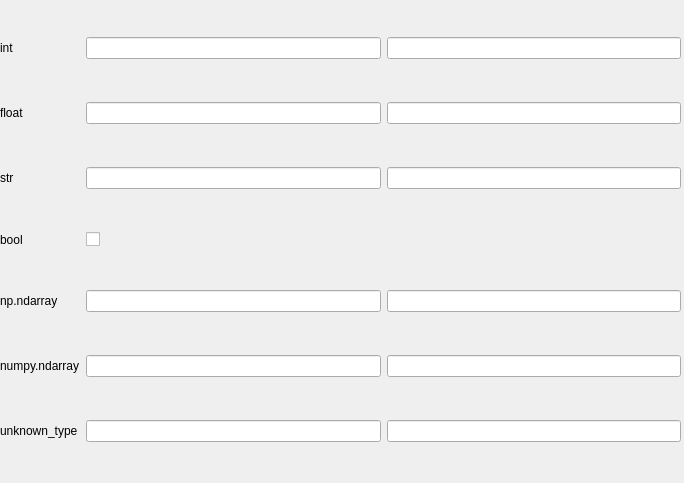
Qt form examples/local_plugin/test_value_types.ui (slaclab/pydm) before a commit.
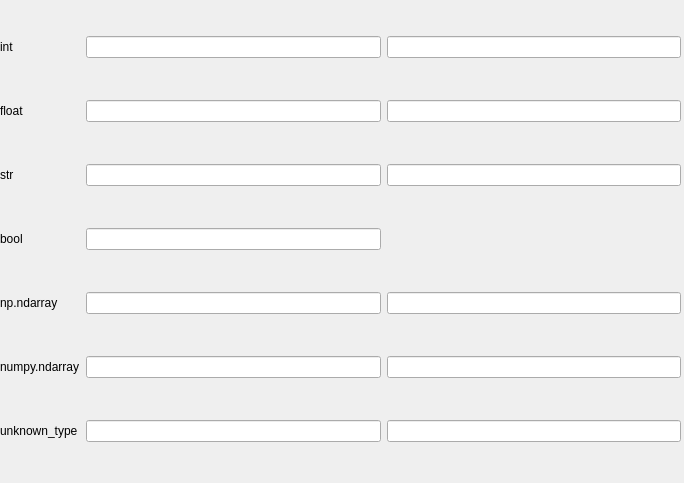
The same form after that commit. Custom widgets are drawn as their Qt base class.

```diff
--- a/examples/local_plugin/test_value_types.ui
+++ b/examples/local_plugin/test_value_types.ui
@@ -64,9 +64,6 @@
       <property name="channel" stdset="0">
        <string>loc://{&quot;name&quot;:&quot;my_string&quot;,&quot;type&quot;:&quot;str&quot;,&quot;init&quot;:&quot;Hello&quot;}</string>
       </property>
-      <property name="displayFormat" stdset="0">
-       <enum>PyDMLineEdit::String</enum>
-      </property>
      </widget>
     </item>
     <item row="6" column="0">
@@ -85,10 +82,7 @@
        <string/>
       </property>
       <property name="channel" stdset="0">
-       <string>loc://{&quot;name&quot;:&quot;my_np.ndarray&quot;,&quot;type&quot;:&quot;numpy.ndarray&quot;,&quot;init&quot;:&quot;[[1,2,3],[4,5,6]]&quot;}</string>
-      </property>
-      <property name="displayFormat" stdset="0">
-       <enum>PyDMLineEdit::Decimal</enum>
+       <string>loc://{&quot;name&quot;:&quot;my_np.ndarray&quot;,&quot;type&quot;:&quot;numpy.ndarray&quot;,&quot;init&quot;:&quot;[[1,2,3],[4,5,6]]&quot;, &quot;subtype&quot;:&quot;float&quot;}</string>
       </property>
      </widget>
     </item>
@@ -137,9 +131,6 @@
       <property name="channel" stdset="0">
        <string>loc://{&quot;name&quot;:&quot;my_float&quot;,&quot;type&quot;:&quot;float&quot;,&quot;init&quot;:&quot;7.7&quot;}</string>
       </property>
-      <property name="displayFormat" stdset="0">
-       <enum>PyDMLineEdit::Decimal</enum>
-      </property>
      </widget>
     </item>
     <item row="7" column="0">
@@ -179,9 +170,6 @@
       <property name="channel" stdset="0">
        <string>loc://{&quot;name&quot;:&quot;my_int&quot;,&quot;type&quot;:&quot;int&quot;,&quot;init&quot;:&quot;7&quot;}</string>
       </property>
-      <property name="displayFormat" stdset="0">
-       <enum>PyDMLineEdit::Decimal</enum>
-      </property>
      </widget>
     </item>
     <item row="5" column="1">
@@ -215,9 +203,6 @@
       <property name="channel" stdset="0">
        <string>loc://{&quot;name&quot;:&quot;my_float&quot;}</string>
       </property>
-      <property name="displayFormat" stdset="0">
-       <enum>PyDMLineEdit::Decimal</enum>
-      </property>
      </widget>
     </item>
     <item row="3" column="2">
@@ -260,6 +245,16 @@
       </property>
      </widget>
     </item>
+    <item row="4" column="1">
+     <widget class="PyDMLineEdit" name="PyDMLineEdit_4">
+      <property name="toolTip">
+       <string/>
+      </property>
+      <property name="channel" stdset="0">
+       <string>loc://{&quot;name&quot;:&quot;boolean&quot;, &quot;type&quot;:&quot;bool&quot;, &quot;init&quot;:&quot;1&quot;}</string>
+      </property>
+     </widget>
+    </item>
     <item row="4" column="2">
      <widget class="PyDMByteIndicator" name="PyDMByteIndicator">
       <property name="toolTip">
@@ -270,19 +265,6 @@
       </property>
      </widget>
     </item>
-    <item row="4" column="1">
-     <widget class="PyDMCheckbox" name="PyDMCheckbox">
-      <property name="toolTip">
-       <string/>
-      </property>
-      <property name="autoRepeat">
-       <bool>true</bool>
-      </property>
-      <property name="channel" stdset="0">
-       <string>loc://{&quot;name&quot;:&quot;boolean&quot;, &quot;type&quot;:&quot;bool&quot;, &quot;init&quot;:&quot;True&quot;}</string>
-      </property>
-     </widget>
-    </item>
    </layout>
   </widget>
  </widget>
@@ -297,11 +279,6 @@
    <extends>QWidget</extends>
    <header>pydm.widgets.byte</header>
   </customwidget>
-  <customwidget>
-   <class>PyDMCheckbox</class>
-   <extends>QCheckBox</extends>
-   <header>pydm.widgets.checkbox</header>
-  </customwidget>
   <customwidget>
    <class>PyDMLineEdit</class>
    <extends>QLineEdit</extends>
```
Left out of the diff: 5 changed lines with no effect on the pictures.
